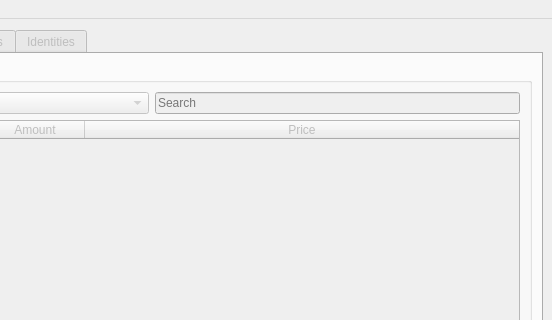
Above: qtui/metamarket_qt.ui from metamarcdw/metamarket before the change; both pictures show x 248 to 800 and y 0 to 320 of the 800 by 557 pixel window. Below: the same form after it.
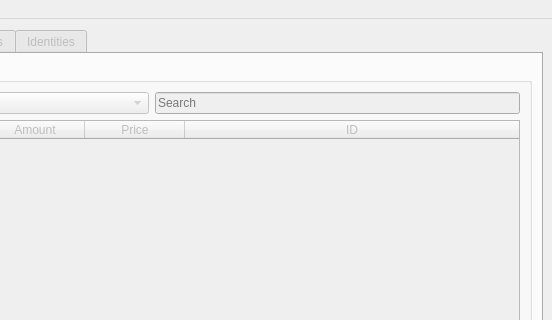
That is the form after the change. The open tabs and pages were chosen to show the change.

Commit message: Add 'ID' headers to Offers and Orders tablewidgets

Patch:
```diff
--- a/qtui/metamarket_qt.ui
+++ b/qtui/metamarket_qt.ui
@@ -263,6 +263,11 @@
                  <string>Price</string>
                 </property>
                </column>
+               <column>
+                <property name="text">
+                 <string>ID</string>
+                </property>
+               </column>
               </widget>
              </item>
              <item>
```
Left out of the diff: 5 changed lines with no effect on the pictures. The commit also changes 2 other files.
